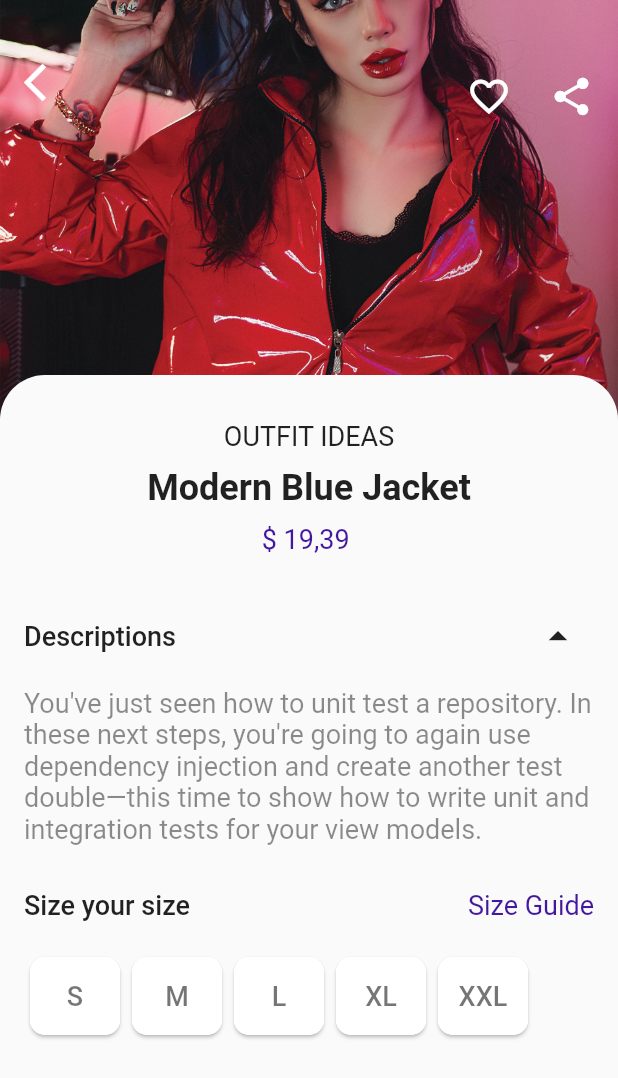
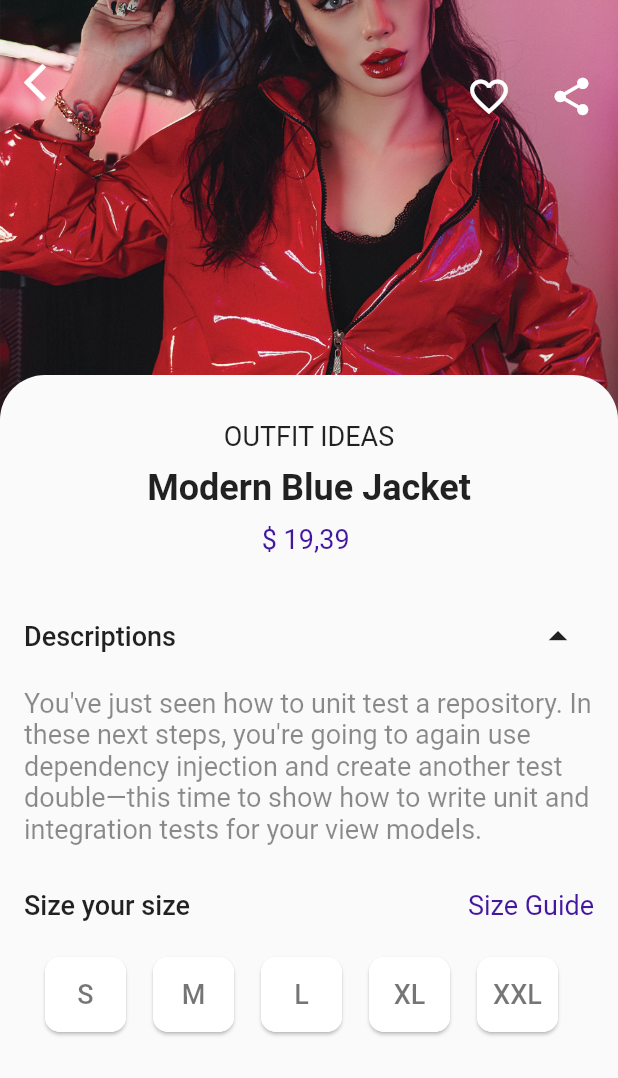
Before and after one commit to ChoChoHtet/flutter-fashion-tootkit, a Flutter app: the HomePage screen opened directly, after a tap on "shoes", on a phone screen of 412 x 824 dp. Shown: the top 1078 px of the screen. Run offline on Flutter 3.47's test engine with Material 2 defaults, Android fonts, the phone set to English and light mode, and no system bars; missing offline and left inert: floating_navbar; network calls fail.

Commit message:
add package and improve ui in detail page

```diff
--- a/lib/main.dart
+++ b/lib/main.dart
@@ -1,7 +1,7 @@
 import 'package:floating_navbar/floating_navbar.dart';
 import 'package:floating_navbar/floating_navbar_item.dart';
 import 'package:flutter/material.dart';
-import 'package:futter_fanshion_ui/home_page.dart';
+import 'package:futter_fanshion_ui/pages/home_page.dart';
 
 void main() {
   runApp(const MyApp());
--- a/lib/detail_page.dart
+++ b/lib/pages/detail_page.dart
@@ -1,9 +1,10 @@
 import 'package:flutter/material.dart';
-import 'package:futter_fanshion_ui/colors.dart';
-import 'package:futter_fanshion_ui/explicit_collapse_animation.dart';
-import 'package:futter_fanshion_ui/explicit_favorite_animation.dart';
-import 'package:futter_fanshion_ui/item_size_view.dart';
-import 'package:futter_fanshion_ui/size_vo.dart';
+import 'package:futter_fanshion_ui/resources/colors.dart';
+import 'package:futter_fanshion_ui/aniamtion/explicit_collapse_animation.dart';
+import 'package:futter_fanshion_ui/aniamtion/explicit_favorite_animation.dart';
+import 'package:futter_fanshion_ui/viewItems/item_size_view.dart';
+import 'package:futter_fanshion_ui/vo/size_vo.dart';
+import 'package:collection/collection.dart';
 
 class DetailPage extends StatefulWidget {
   const DetailPage({Key? key}) : super(key: key);
@@ -240,19 +241,23 @@ class OutfitInfoSection extends StatelessWidget {
           const SizedBox(
             height: 20,
           ),
-          SizedBox(
-            height: 60,
-            child: ListView.builder(
-              scrollDirection: Axis.horizontal,
-              itemCount: sizeList.length,
-              itemBuilder: (context, index) => ItemSizeView(
-                  label: sizeList[index].name ?? "",
-                  changeBackground: sizeList[index].isSelected ?? false,
-                  onTapSize: () {
-                    onTapSize(index);
-                  }),
-            ),
-          )
+          Wrap(
+            children: sizeList
+                .mapIndexed((index, e) => Row(
+                      mainAxisSize: MainAxisSize.min,
+                      children: [
+                        ItemSizeView(
+                          label: e.name ?? "",
+                          changeBackground: e.isSelected ?? false,
+                          onTapSize: () => onTapSize(index),
+                        ),
+                        const SizedBox(
+                          width: 10,
+                        )
+                      ],
+                    ))
+                .toList(),
+          ),
         ],
       ),
     );
--- a/lib/home_page.dart
+++ b/lib/pages/home_page.dart
@@ -1,9 +1,9 @@
 import 'package:flutter/material.dart';
-import 'package:futter_fanshion_ui/colors.dart';
-import 'package:futter_fanshion_ui/detail_page.dart';
-import 'package:futter_fanshion_ui/item_size_view.dart';
-import 'package:futter_fanshion_ui/recommend_item_view.dart';
-import 'package:futter_fanshion_ui/recommend_vo.dart';
+import 'package:futter_fanshion_ui/resources/colors.dart';
+import 'package:futter_fanshion_ui/pages/detail_page.dart';
+import 'package:futter_fanshion_ui/viewItems/item_size_view.dart';
+import 'package:futter_fanshion_ui/viewItems/item_recommend_view.dart';
+import 'package:futter_fanshion_ui/vo/recommend_vo.dart';
 
 const kAnimationFadeIn = Duration(milliseconds: 1000);
 
@@ -74,6 +74,7 @@ class _HomePageState extends State<HomePage> {
                 duration: kAnimationFadeIn,
                 child: TrendForYouSection(
                   changeTheme: changeTheme,
+                  onTapOutfit: () => _navigateDetailPage(context),
                 ),
                 builder: (context, double value, childValue) => Opacity(
                   opacity: value,
@@ -112,6 +113,14 @@ class _HomePageState extends State<HomePage> {
           ),
         ),
       ),
+    );
+  }
+  void _navigateDetailPage(BuildContext context){
+    debugPrint("on Tap outfit");
+    Navigator.push(
+      context,
+      MaterialPageRoute(
+          builder: (context) => const DetailPage()),
     );
   }
 }
@@ -157,7 +166,7 @@ class RecommendSection extends StatelessWidget {
                           builder: (context) => const DetailPage()),
                     );
                   },
-                  child: RecommendItemView(
+                  child: ItemRecommendView(
                     name: recommendList[index].name ?? "",
                     imgPath: recommendList[index].imgPath ?? "",
                     color: recommendList[index].colors ?? Colors.white,
@@ -176,8 +185,10 @@ class TrendForYouSection extends StatelessWidget {
   const TrendForYouSection({
     Key? key,
     required this.changeTheme,
+    required this.onTapOutfit,
   }) : super(key: key);
   final bool changeTheme;
+  final VoidCallback onTapOutfit;
 
   @override
   Widget build(BuildContext context) {
@@ -194,7 +205,9 @@ class TrendForYouSection extends StatelessWidget {
           const SizedBox(
             height: 30,
           ),
-          Container(
+          InkWell(
+            onTap:onTapOutfit,
+            child: Container(
               height: 300,
               decoration: BoxDecoration(borderRadius: BorderRadius.circular(20)),
               child: Stack(
@@ -283,6 +296,7 @@ class TrendForYouSection extends StatelessWidget {
                     ),
                   )
                 ],
+              ),
             ),
           ),
         ],
--- a/lib/recommend_item_view.dart
+++ b/lib/viewItems/item_recommend_view.dart
@@ -1,7 +1,7 @@
 import 'package:flutter/material.dart';
 
-class RecommendItemView extends StatelessWidget{
-  const RecommendItemView({Key? key,
+class ItemRecommendView extends StatelessWidget{
+  const ItemRecommendView({Key? key,
     required this.name,
     required this.imgPath,
     required this.color,
--- a/lib/item_size_view.dart
+++ b/lib/viewItems/item_size_view.dart
@@ -1,6 +1,6 @@
 import 'package:flutter/material.dart';
 
-import 'colors.dart';
+import '../resources/colors.dart';
 
 const kAnimationDuration = Duration(milliseconds: 500);
 class ItemSizeView extends StatelessWidget {
@@ -16,7 +16,7 @@ class ItemSizeView extends StatelessWidget {
   }) : super(key: key);
   @override
   Widget build(BuildContext context) {
-    return InkWell(
+    return GestureDetector(
       onTap: onTapSize,
       child:Card(
         shape: RoundedRectangleBorder(
@@ -24,8 +24,8 @@ class ItemSizeView extends StatelessWidget {
         ),
         child: AnimatedContainer(
           duration: kAnimationDuration,
-          width: 60,
-          height: 60,
+          width: 54,
+          height: 50,
           decoration: BoxDecoration(
             color: changeBackground ? kColorItemDetail : Colors.white,
             borderRadius: BorderRadius.circular(10)
--- a/pubspec.yaml
+++ b/pubspec.yaml
@@ -35,6 +35,7 @@ dependencies:
   # Use with the CupertinoIcons class for iOS style icons.
   cupertino_icons: ^1.0.2
   floating_navbar: ^2.0.2
+  collection: ^1.15.0
 
 dev_dependencies:
   flutter_test:
```
Also changed, not shown: assets/images/high_heel.jpeg (deleted), lib/aniamtion/explicit_collapse_animation.dart (renamed from lib/explicit_collapse_animation.dart), lib/aniamtion/explicit_favorite_animation.dart (renamed from lib/explicit_favorite_animation.dart), lib/resources/colors.dart (renamed from lib/colors.dart), lib/vo/recommend_vo.dart (renamed from lib/recommend_vo.dart), lib/vo/size_vo.dart (renamed from lib/size_vo.dart), pubspec.lock. Lines whose indentation alone changed are shown as unchanged.
